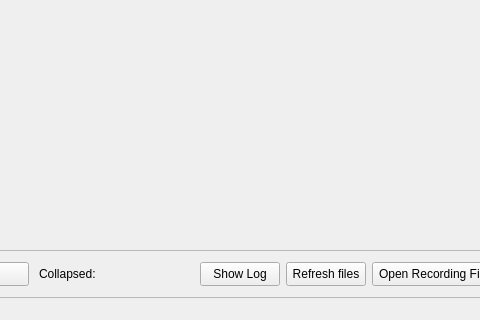
First picture: the form in pypho_timeline/widgets/TimelineWindow/MainTimelineWindow.ui, repository PhoPersonalOrg/pyPhoTimeline, before the edit; both pictures show x 144 to 624 and y 280 to 600 of the 800 by 600 pixel window.
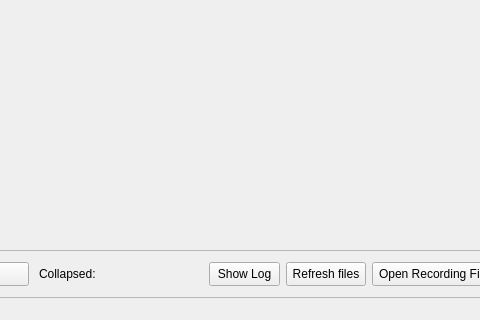
Second picture: the form after the edit. Icons and pictures are not drawn.

Commit message: compile icons

What changed in the file:
```diff
--- a/pypho_timeline/widgets/TimelineWindow/MainTimelineWindow.ui
+++ b/pypho_timeline/widgets/TimelineWindow/MainTimelineWindow.ui
@@ -213,16 +213,33 @@
         <widget class="QPushButton" name="logToggleButton">
          <property name="minimumSize">
           <size>
-           <width>0</width>
+           <width>24</width>
            <height>24</height>
           </size>
          </property>
          <property name="text">
           <string>Show Log</string>
          </property>
+         <property name="icon">
+          <iconset resource="../../resources/icons/Icons.qrc">
+           <normaloff>:/buttons/LogActivityButton/Hidden@2x.png</normaloff>
+           <normalon>:/buttons/LogActivityButton/Visible@2x.png</normalon>
+           <activeoff>:/buttons/LogActivityButton/Hidden@2x.png</activeoff>
+           <activeon>:/buttons/LogActivityButton/Visible@2x.png</activeon>
+          </iconset>
+         </property>
+         <property name="iconSize">
+          <size>
+           <width>24</width>
+           <height>24</height>
+          </size>
+         </property>
          <property name="checkable">
           <bool>true</bool>
          </property>
+         <property name="flat">
+          <bool>false</bool>
+         </property>
         </widget>
        </item>
        <item>
```
Left out of the diff: 13 changed lines with no effect on the pictures. The commit also changes 17 other files.
